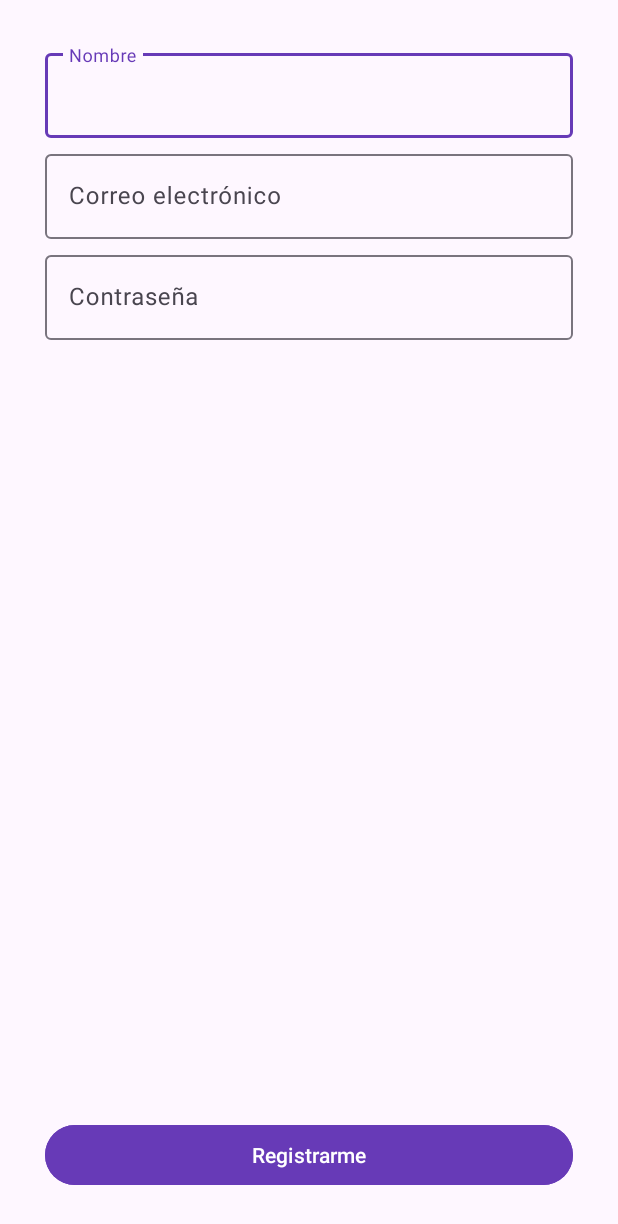
After one commit to ezequiel-pereira/Ezecab, an Android app: the RegisterActivity screen opened directly, with no data from a screen before it, on a phone screen of 412 x 824 dp. The commit adds this screen. Shown: the top 1224 px of the screen. Run offline under Robolectric (Android 15) with nearby library versions, the phone set to English and light mode, and no system bars.

Commit message:
activities to login and register, button listeners and toolbar

```diff
--- /dev/null
+++ b/app/src/main/java/com/ezedev/app/RegisterActivity.java
@@ -0,0 +1,14 @@
+package com.ezedev.app;
+
+import androidx.appcompat.app.AppCompatActivity;
+
+import android.os.Bundle;
+
+public class RegisterActivity extends AppCompatActivity {
+
+    @Override
+    protected void onCreate(Bundle savedInstanceState) {
+        super.onCreate(savedInstanceState);
+        setContentView(R.layout.activity_register);
+    }
+}
--- a/app/src/main/res/layout/activity_main.xml
+++ b/app/src/main/res/layout/activity_main.xml
@@ -38,6 +38,7 @@
             android:layout_marginLeft="5dp">
 
             <Button
+                android:id="@+id/btnIAmDriver"
                 android:layout_width="0dp"
                 android:layout_weight="1"
                 android:layout_height="wrap_content"
@@ -46,6 +47,7 @@
                 android:layout_marginRight="5dp"/>
 
             <Button
+                android:id="@+id/btnIAmPassenger"
                 android:layout_width="0dp"
                 android:layout_weight="1"
                 android:layout_height="wrap_content"
@@ -53,11 +55,7 @@
                 android:backgroundTint="@color/white"
                 android:textColor="@color/black"/>
 
-
-
         </androidx.appcompat.widget.LinearLayoutCompat>
-
-
 
     </androidx.appcompat.widget.LinearLayoutCompat>
 
--- /dev/null
+++ b/app/src/main/res/layout/activity_register.xml
@@ -0,0 +1,74 @@
+<?xml version="1.0" encoding="utf-8"?>
+<androidx.coordinatorlayout.widget.CoordinatorLayout xmlns:android="http://schemas.android.com/apk/res/android"
+    xmlns:app="http://schemas.android.com/apk/res-auto"
+    xmlns:tools="http://schemas.android.com/tools"
+    android:layout_width="match_parent"
+    android:layout_height="match_parent"
+    tools:context=".RegisterActivity">
+
+    <androidx.appcompat.widget.LinearLayoutCompat
+        android:layout_width="match_parent"
+        android:layout_height="match_parent"
+        android:orientation="vertical"
+        android:layout_margin="30dp">
+
+        <com.google.android.material.textfield.TextInputLayout
+            android:layout_width="match_parent"
+            android:layout_height="wrap_content">
+
+            <com.google.android.material.textfield.TextInputEditText
+                android:layout_width="match_parent"
+                android:layout_height="wrap_content"
+                android:hint="Nombre"
+                android:inputType="text"
+                android:layout_marginBottom="5dp">
+
+            </com.google.android.material.textfield.TextInputEditText>
+        </com.google.android.material.textfield.TextInputLayout>
+
+        <com.google.android.material.textfield.TextInputLayout
+            android:layout_width="match_parent"
+            android:layout_height="wrap_content"
+            android:layout_marginBottom="5dp">
+
+            <com.google.android.material.textfield.TextInputEditText
+                android:layout_width="match_parent"
+                android:layout_height="wrap_content"
+                android:hint="Correo electrónico"
+                android:inputType="textEmailAddress">
+
+            </com.google.android.material.textfield.TextInputEditText>
+        </com.google.android.material.textfield.TextInputLayout>
+
+        <com.google.android.material.textfield.TextInputLayout
+            android:layout_width="match_parent"
+            android:layout_height="wrap_content"
+            android:layout_marginBottom="5dp">
+
+            <com.google.android.material.textfield.TextInputEditText
+                android:layout_width="match_parent"
+                android:layout_height="wrap_content"
+                android:hint="Contraseña"
+                android:inputType="textPassword">
+
+            </com.google.android.material.textfield.TextInputEditText>
+        </com.google.android.material.textfield.TextInputLayout>
+
+        <LinearLayout
+            android:layout_width="match_parent"
+            android:layout_height="match_parent"
+            android:orientation="vertical"
+            android:gravity="bottom">
+
+            <Button
+                android:layout_width="match_parent"
+                android:layout_height="wrap_content"
+                android:text="Registrarme"
+                android:backgroundTint="@color/colorPrimary"/>
+
+        </LinearLayout>
+
+
+    </androidx.appcompat.widget.LinearLayoutCompat>
+
+</androidx.coordinatorlayout.widget.CoordinatorLayout>
--- a/app/src/main/res/values/themes.xml
+++ b/app/src/main/res/values/themes.xml
@@ -7,5 +7,10 @@
         <item name="colorOnPrimary">@color/white</item>
     </style>
 
+    <style name="ToolbarTheme" parent="ThemeOverlay.AppCompat.ActionBar">
+        <item name="colorControlNormal">@color/white</item>
+        <item name="titleTextColor">@color/white</item>
+    </style>
+
     <style name="Theme.TestApp" parent="Base.Theme.TestApp" />
 </resources>
```
Also changed, not shown: app/src/main/AndroidManifest.xml (+10 -0 lines), app/src/main/java/com/ezedev/app/LoginActivity.java (added, +14 -0 lines), app/src/main/java/com/ezedev/app/LoginRegisterActivity.java (added, +22 -0 lines), app/src/main/java/com/ezedev/app/MainActivity.java (+28 -0 lines), app/src/main/res/layout/action_bar_toolbar.xml (added, +13 -0 lines), app/src/main/res/layout/activity_login.xml (added, +60 -0 lines), app/src/main/res/layout/activity_login_register.xml (added, +56 -0 lines).
